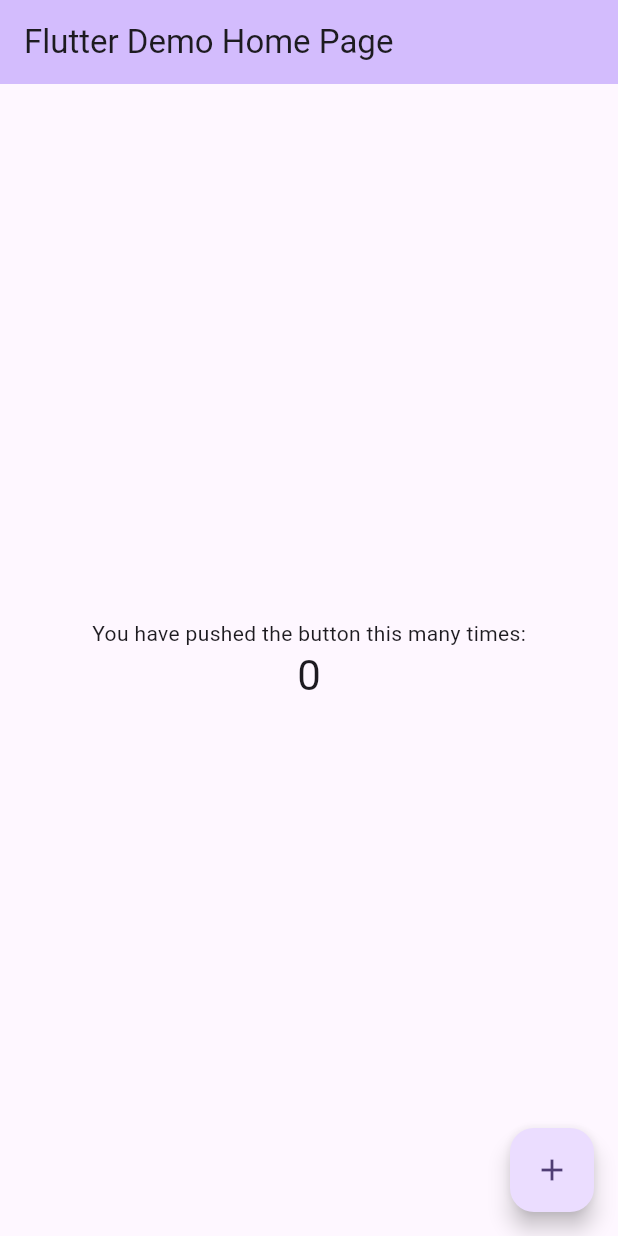
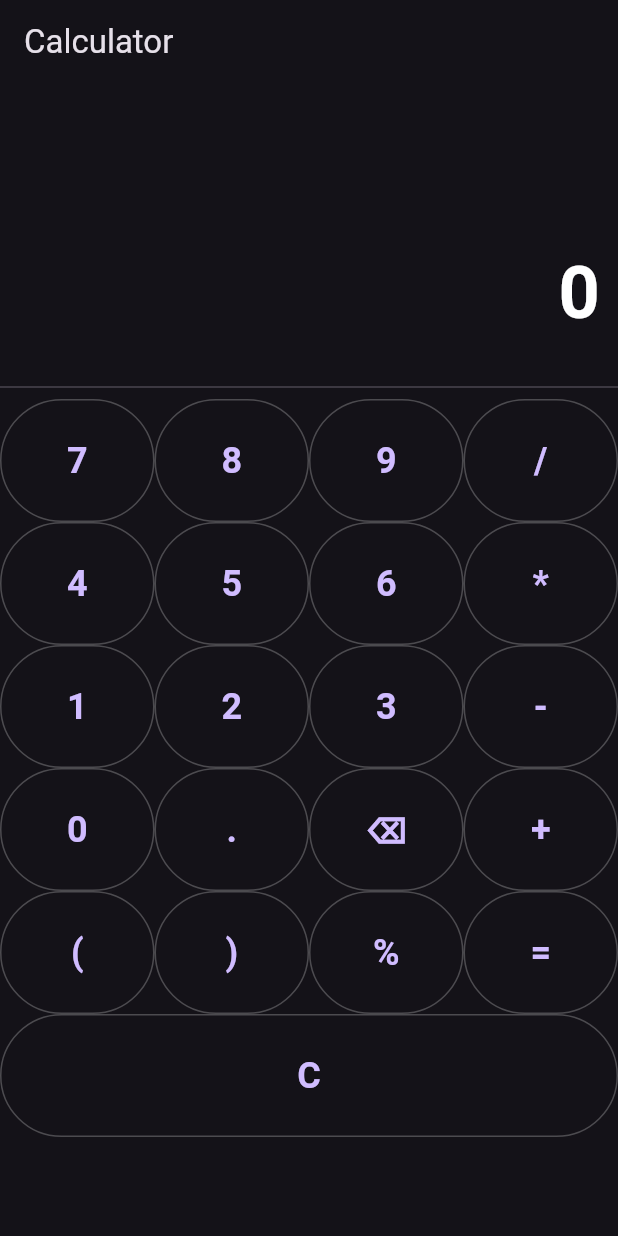
Before and after one commit to IndifferentEngineer/ganak, a Flutter app: the screen it shows after launch, on a phone screen of 412 x 824 dp. Run offline on Flutter 3.47's test engine with Material 3 defaults, Android fonts, the phone set to English and light mode, and no system bars.

Commit message:
main code

```diff
--- a/lib/main.dart
+++ b/lib/main.dart
@@ -1,125 +1,216 @@
 import 'package:flutter/material.dart';
+import 'package:intl/intl.dart';
 
-void main() {
-  runApp(const MyApp());
-}
+void main() => runApp(const CalculatorApp());
 
-class MyApp extends StatelessWidget {
-  const MyApp({super.key});
+class CalculatorApp extends StatelessWidget {
+  const CalculatorApp({super.key});
 
-  // This widget is the root of your application.
   @override
   Widget build(BuildContext context) {
     return MaterialApp(
-      title: 'Flutter Demo',
+      title: 'Calculator',
       theme: ThemeData(
-        // This is the theme of your application.
-        //
-        // TRY THIS: Try running your application with "flutter run". You'll see
-        // the application has a purple toolbar. Then, without quitting the app,
-        // try changing the seedColor in the colorScheme below to Colors.green
-        // and then invoke "hot reload" (save your changes or press the "hot
-        // reload" button in a Flutter-supported IDE, or press "r" if you used
-        // the command line to start the app).
-        //
-        // Notice that the counter didn't reset back to zero; the application
-        // state is not lost during the reload. To reset the state, use hot
-        // restart instead.
-        //
-        // This works for code too, not just values: Most code changes can be
-        // tested with just a hot reload.
-        colorScheme: ColorScheme.fromSeed(seedColor: Colors.deepPurple),
-        useMaterial3: true,
+        brightness: Brightness.dark,
+        primarySwatch: Colors.green,
+        visualDensity: VisualDensity.adaptivePlatformDensity,
       ),
-      home: const MyHomePage(title: 'Flutter Demo Home Page'),
+      home: const CalculatorHome(),
     );
   }
 }
 
-class MyHomePage extends StatefulWidget {
-  const MyHomePage({super.key, required this.title});
-
-  // This widget is the home page of your application. It is stateful, meaning
-  // that it has a State object (defined below) that contains fields that affect
-  // how it looks.
-
-  // This class is the configuration for the state. It holds the values (in this
-  // case the title) provided by the parent (in this case the App widget) and
-  // used by the build method of the State. Fields in a Widget subclass are
-  // always marked "final".
-
-  final String title;
+class CalculatorHome extends StatefulWidget {
+  const CalculatorHome({super.key});
 
   @override
-  State<MyHomePage> createState() => _MyHomePageState();
+  _CalculatorHomeState createState() => _CalculatorHomeState();
 }
 
-class _MyHomePageState extends State<MyHomePage> {
-  int _counter = 0;
+class _CalculatorHomeState extends State<CalculatorHome> {
+  String _expression = '';
+  String _result = '0';
 
-  void _incrementCounter() {
+  void buttonPressed(String buttonText) {
     setState(() {
-      // This call to setState tells the Flutter framework that something has
-      // changed in this State, which causes it to rerun the build method below
-      // so that the display can reflect the updated values. If we changed
-      // _counter without calling setState(), then the build method would not be
-      // called again, and so nothing would appear to happen.
-      _counter++;
+      if (buttonText == 'C') {
+        _expression = '';
+        _result = '0';
+      } else if (buttonText == '⌫') {  // Single cut button
+        if (_expression.isNotEmpty) {
+          _expression = _expression.substring(0, _expression.length - 1);
+          _result = _expression.isEmpty ? '0' : _evaluateExpression(_expression);
+        }
+      } else if (buttonText == '=') {
+        try {
+          _result = _evaluateExpression(_expression);
+        } catch (e) {
+          _result = 'Error';
+        }
+      } else {
+        _expression += buttonText;
+        _result = _expression;
+      }
     });
+  }
+
+  String _evaluateExpression(String expression) {
+    try {
+      final result = _calculateResult(expression);
+      return NumberFormat('#,##0.#####').format(result);
+    } catch (e) {
+      return 'Error';
+    }
+  }
+
+  double _calculateResult(String expression) {
+    List<String> tokens = _tokenizeExpression(expression);
+    List<double> numbers = [];
+    List<String> operators = [];
+
+    for (String token in tokens) {
+      if (double.tryParse(token) != null) {
+        numbers.add(double.parse(token));
+      } else {
+        while (operators.isNotEmpty && _hasPrecedence(token, operators.last)) {
+          double b = numbers.removeLast();
+          double a = numbers.removeLast();
+          numbers.add(_applyOperation(a, b, operators.removeLast()));
+        }
+        operators.add(token);
+      }
+    }
+
+    while (operators.isNotEmpty) {
+      double b = numbers.removeLast();
+      double a = numbers.removeLast();
+      numbers.add(_applyOperation(a, b, operators.removeLast()));
+    }
+
+    return numbers.single;
+  }
+
+  List<String> _tokenizeExpression(String expression) {
+    return expression.split(RegExp(r'([+\-*/])')).map((e) => e.trim()).toList();
+  }
+
+  bool _hasPrecedence(String op1, String op2) {
+    if ((op1 == '*' || op1 == '/') && (op2 == '+' || op2 == '-')) {
+      return false;
+    }
+    return true;
+  }
+
+  double _applyOperation(double a, double b, String operator) {
+    switch (operator) {
+      case '+':
+        return a + b;
+      case '-':
+        return a - b;
+      case '*':
+        return a * b;
+      case '/':
+        return a / b;
+      default:
+        throw Exception('Unsupported operator');
+    }
+  }
+
+  Widget buildButton(String buttonText) {
+    return Expanded(
+      child: OutlinedButton(
+        style: OutlinedButton.styleFrom(
+          padding: const EdgeInsets.all(24.0),
+          side: const BorderSide(color: Colors.white24),
+        ),
+        child: Text(
+          buttonText,
+          style: const TextStyle(fontSize: 24.0, fontWeight: FontWeight.bold),
+        ),
+        onPressed: () => buttonPressed(buttonText),
+      ),
+    );
   }
 
   @override
   Widget build(BuildContext context) {
-    // This method is rerun every time setState is called, for instance as done
-    // by the _incrementCounter method above.
-    //
-    // The Flutter framework has been optimized to make rerunning build methods
-    // fast, so that you can just rebuild anything that needs updating rather
-    // than having to individually change instances of widgets.
     return Scaffold(
       appBar: AppBar(
-        // TRY THIS: Try changing the color here to a specific color (to
-        // Colors.amber, perhaps?) and trigger a hot reload to see the AppBar
-        // change color while the other colors stay the same.
-        backgroundColor: Theme.of(context).colorScheme.inversePrimary,
-        // Here we take the value from the MyHomePage object that was created by
-        // the App.build method, and use it to set our appbar title.
-        title: Text(widget.title),
+        title: const Text('Calculator'),
       ),
-      body: Center(
-        // Center is a layout widget. It takes a single child and positions it
-        // in the middle of the parent.
+      body: SingleChildScrollView(
         child: Column(
-          // Column is also a layout widget. It takes a list of children and
-          // arranges them vertically. By default, it sizes itself to fit its
-          // children horizontally, and tries to be as tall as its parent.
-          //
-          // Column has various properties to control how it sizes itself and
-          // how it positions its children. Here we use mainAxisAlignment to
-          // center the children vertically; the main axis here is the vertical
-          // axis because Columns are vertical (the cross axis would be
-          // horizontal).
-          //
-          // TRY THIS: Invoke "debug painting" (choose the "Toggle Debug Paint"
-          // action in the IDE, or press "p" in the console), to see the
-          // wireframe for each widget.
-          mainAxisAlignment: MainAxisAlignment.center,
           children: <Widget>[
-            const Text(
-              'You have pushed the button this many times:',
+            Container(
+              padding: const EdgeInsets.symmetric(vertical: 20, horizontal: 12),
+              alignment: Alignment.centerRight,
+              child: Text(
+                _expression,
+                style: const TextStyle(fontSize: 32, color: Colors.white),
+              ),
             ),
-            Text(
-              '$_counter',
-              style: Theme.of(context).textTheme.headlineMedium,
+            Container(
+              padding: const EdgeInsets.symmetric(vertical: 20, horizontal: 12),
+              alignment: Alignment.centerRight,
+              child: Text(
+                _result,
+                style: const TextStyle(
+                    fontSize: 48, fontWeight: FontWeight.bold, color: Colors.white),
+              ),
             ),
+            const Divider(),
+            Column(
+              children: [
+                Row(
+                  children: <Widget>[
+                    buildButton('7'),
+                    buildButton('8'),
+                    buildButton('9'),
+                    buildButton('/'),
+                  ],
+                ),
+                Row(
+                  children: <Widget>[
+                    buildButton('4'),
+                    buildButton('5'),
+                    buildButton('6'),
+                    buildButton('*'),
+                  ],
+                ),
+                Row(
+                  children: <Widget>[
+                    buildButton('1'),
+                    buildButton('2'),
+                    buildButton('3'),
+                    buildButton('-'),
+                  ],
+                ),
+                Row(
+                  children: <Widget>[
+                    buildButton('0'),
+                    buildButton('.'),
+                    buildButton('⌫'), // Single cut button
+                    buildButton('+'),
+                  ],
+                ),
+                Row(
+                  children: <Widget>[
+                    buildButton('('),
+                    buildButton(')'),
+                    buildButton('%'),
+                    buildButton('='),
+                  ],
+                ),
+                Row(
+                  children: <Widget>[
+                    buildButton('C'), // Full clear button
+                  ],
+                ),
+              ],
+            )
           ],
         ),
       ),
-      floatingActionButton: FloatingActionButton(
-        onPressed: _incrementCounter,
-        tooltip: 'Increment',
-        child: const Icon(Icons.add),
-      ), // This trailing comma makes auto-formatting nicer for build methods.
     );
   }
 }
--- a/pubspec.yaml
+++ b/pubspec.yaml
@@ -30,8 +30,7 @@ environment:
 dependencies:
   flutter:
     sdk: flutter
-
-
+  intl: ^0.17.0
   # The following adds the Cupertino Icons font to your application.
   # Use with the CupertinoIcons class for iOS style icons.
   cupertino_icons: ^1.0.6
```
Also changed, not shown: 1 other file.
